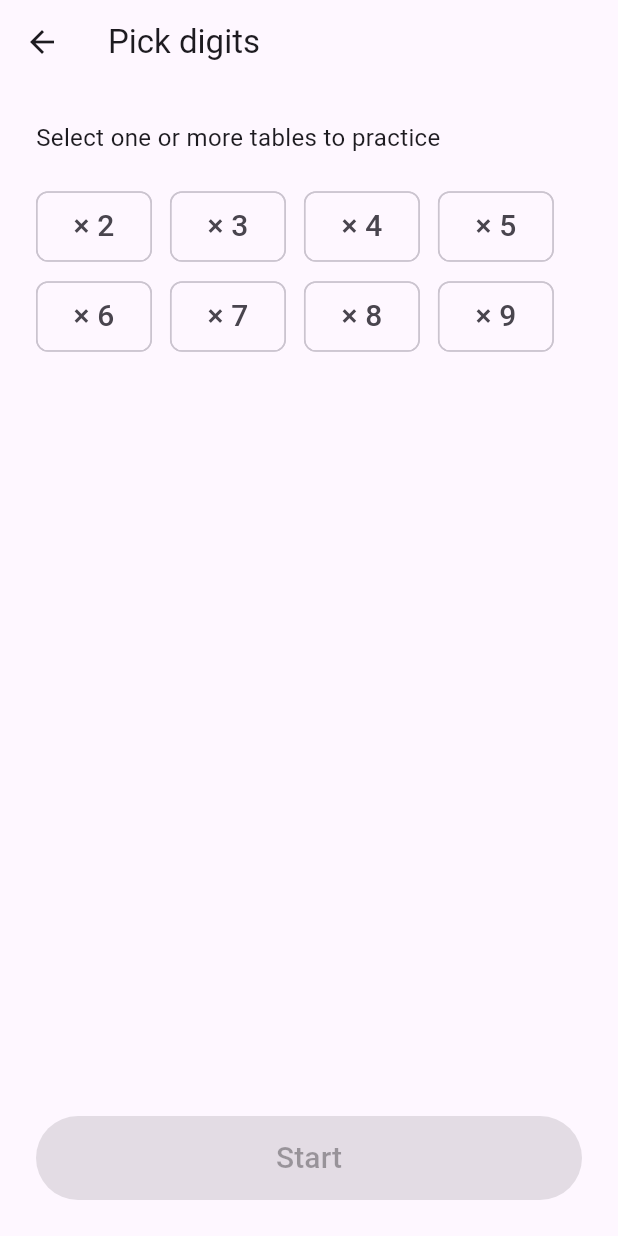
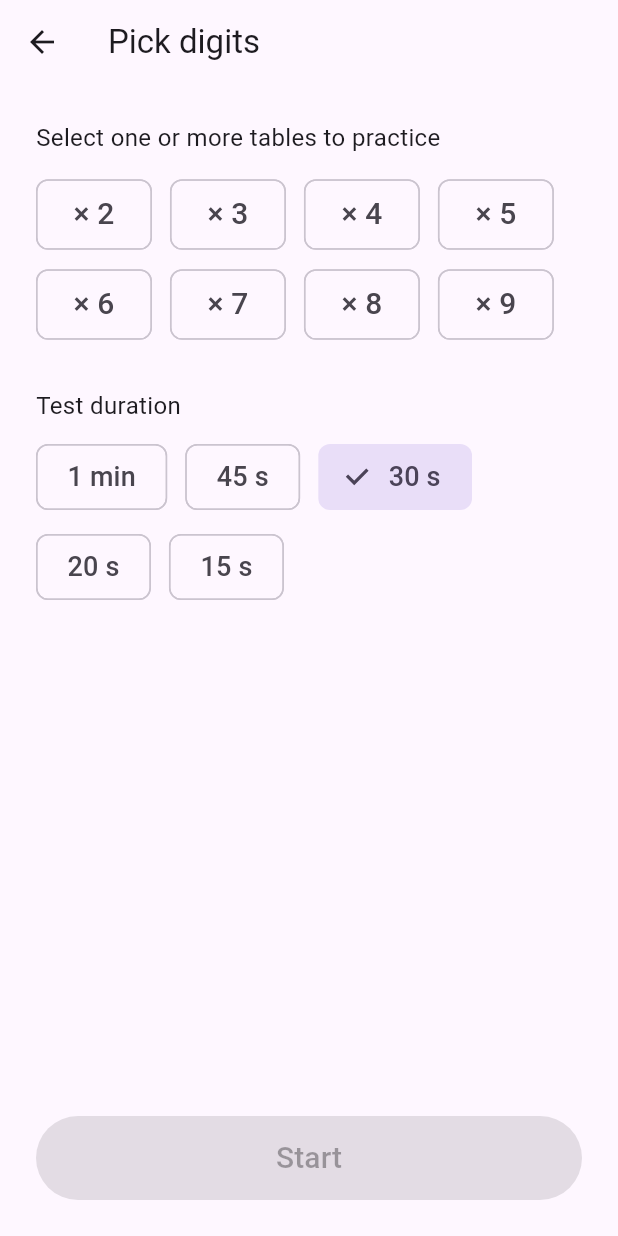
Before and after one commit to gich/app_math_kid, a Flutter app: the screen it shows after launch, after a tap on "Time Test", on a phone screen of 412 x 824 dp. Run offline on Flutter 3.47's test engine with Material 3 defaults, Android fonts, the phone set to English and light mode, and no system bars; our stand-ins replace confetti, shared_preferences.

Commit message:
Refactor Time Test: countdown with 10-question goal; timeout discards attempt

```diff
--- a/lib/screens/digit_picker_screen.dart
+++ b/lib/screens/digit_picker_screen.dart
@@ -15,7 +15,16 @@ class DigitPickerScreen extends StatefulWidget {
 class _DigitPickerScreenState extends State<DigitPickerScreen> {
   static const _availableDigits = [2, 3, 4, 5, 6, 7, 8, 9];
 
+  static const _durations = [
+    Duration(minutes: 1),
+    Duration(seconds: 45),
+    Duration(seconds: 30),
+    Duration(seconds: 20),
+    Duration(seconds: 15),
+  ];
+
   final Set<int> _selected = {};
+  Duration _duration = const Duration(seconds: 30);
 
   bool get _isMultiSelect => widget.mode == GameMode.timeTest;
 
@@ -40,6 +49,7 @@ class _DigitPickerScreenState extends State<DigitPickerScreen> {
         builder: (_) => QuizScreen(
           mode: widget.mode,
           digits: _selected.toList(),
+          testDuration: _isMultiSelect ? _duration : null,
         ),
       ),
     );
@@ -60,7 +70,7 @@ class _DigitPickerScreenState extends State<DigitPickerScreen> {
           crossAxisAlignment: CrossAxisAlignment.stretch,
           children: [
             Text(hint, style: const TextStyle(fontSize: 16)),
-            const SizedBox(height: 24),
+            const SizedBox(height: 16),
             Wrap(
               spacing: 12,
               runSpacing: 12,
@@ -77,6 +87,30 @@ class _DigitPickerScreenState extends State<DigitPickerScreen> {
                 );
               }).toList(),
             ),
+            if (_isMultiSelect) ...[
+              const SizedBox(height: 32),
+              const Text(
+                'Test duration',
+                style: TextStyle(fontSize: 16),
+              ),
+              const SizedBox(height: 12),
+              Wrap(
+                spacing: 12,
+                runSpacing: 12,
+                children: _durations.map((d) {
+                  return ChoiceChip(
+                    label: Text(_formatDuration(d),
+                        style: const TextStyle(fontSize: 18)),
+                    selected: _duration == d,
+                    onSelected: (_) => setState(() => _duration = d),
+                    padding: const EdgeInsets.symmetric(
+                      horizontal: 12,
+                      vertical: 8,
+                    ),
+                  );
+                }).toList(),
+              ),
+            ],
             const Spacer(),
             FilledButton(
               onPressed: _selected.isEmpty ? null : _onStart,
@@ -90,4 +124,11 @@ class _DigitPickerScreenState extends State<DigitPickerScreen> {
       ),
     );
   }
+
+  String _formatDuration(Duration d) {
+    if (d.inMinutes >= 1 && d.inSeconds % 60 == 0) {
+      return '${d.inMinutes} min';
+    }
+    return '${d.inSeconds} s';
+  }
 }
```
Also changed, not shown: lib/screens/quiz_screen.dart (+133 -38 lines), lib/screens/result_screen.dart (+63 -3 lines), 1 other file.
